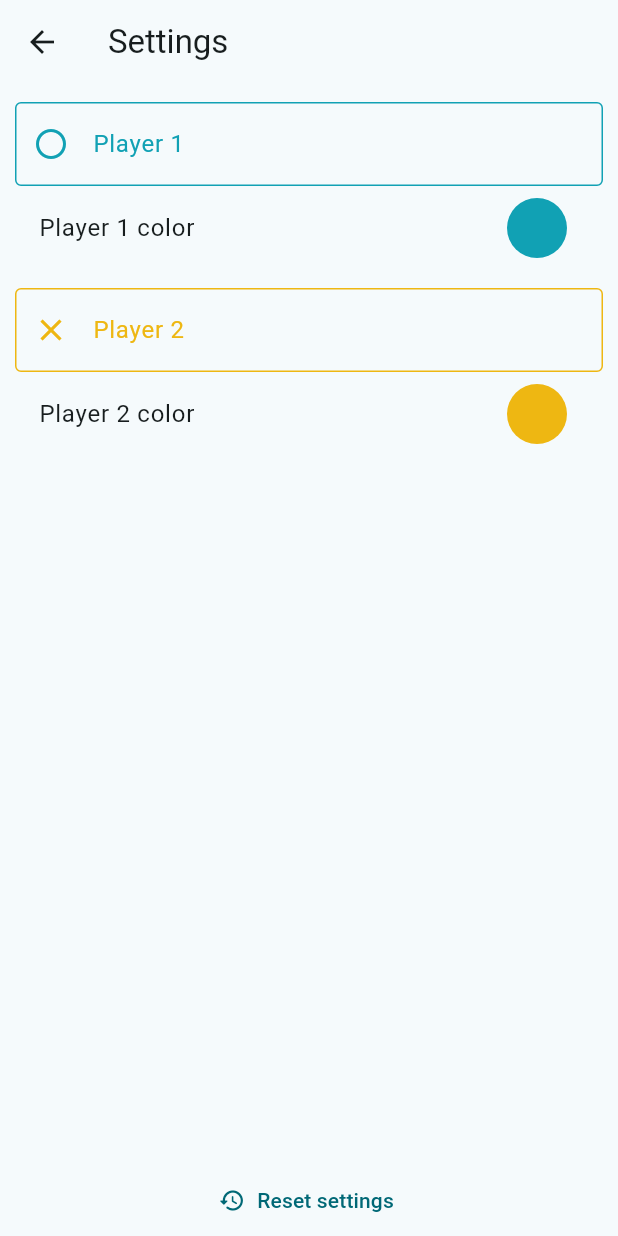
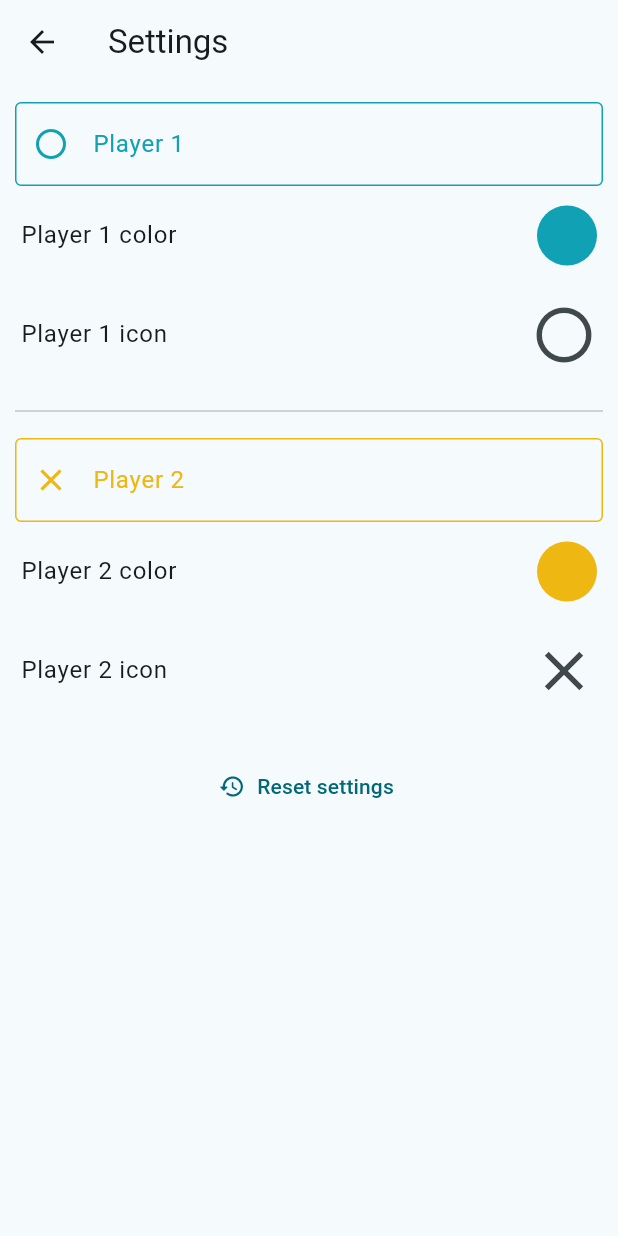
Before and after one commit to box-bm/Minimal-tic-tac-toe, a Flutter app: the Settings screen opened by its route, on a phone screen of 412 x 824 dp. Run offline on Flutter 3.47's test engine with Material 2 defaults, Android fonts, the phone set to English and light mode, and no system bars; our stand-ins replace animated_text_kit, bloc, equatable, flutter_bloc, flutter_colorpicker, hydrated_bloc.

Commit message:
changed player settings to indivisual widget

```diff
--- a/lib/repository/available_icons.dart
+++ b/lib/repository/available_icons.dart
@@ -1,8 +1,8 @@
 import 'package:tik_tak_toe/common.dart';
 
 List<IconData> icons = [
+  Icons.circle_outlined,
   Icons.close_outlined,
-  Icons.circle_outlined,
   Icons.square_outlined,
   Icons.panorama_wide_angle_outlined,
   Icons.bluetooth,
--- a/lib/screens/presentation.dart
+++ b/lib/screens/presentation.dart
@@ -1,9 +1,10 @@
+import 'package:tik_tak_toe/bloc/players/players_bloc.dart';
 import 'package:tik_tak_toe/common.dart';
 import 'package:flutter_bloc/flutter_bloc.dart';
 import 'package:tik_tak_toe/bloc/tik_tak_toe/tik_tak_toe_bloc.dart';
 import 'package:tik_tak_toe/screens/settings.dart';
 import 'package:tik_tak_toe/screens/tik_tak_toe.dart';
-import 'package:tik_tak_toe/widgets/players_form.dart';
+import 'package:tik_tak_toe/widgets/player_input.dart';
 
 class Presentation extends StatelessWidget {
   static String route = "presentation";
@@ -26,10 +27,21 @@ class Presentation extends StatelessWidget {
               const Spacer(
                 flex: 2,
               ),
-              const PlayersForm(),
+              BlocBuilder<PlayersBloc, PlayersState>(
+                builder: (context, state) {
+                  return Column(
+                    children: [
+                      PlayerInput(player: state.player1, playerNumber: 1),
+                      const SizedBox(height: 10),
+                      PlayerInput(player: state.player2, playerNumber: 2),
+                    ],
+                  );
+                },
+              ),
               const SizedBox(height: 10),
               ElevatedButton(
-                  onPressed: () => play(context), child: Text(S.of(context).play)),
+                  onPressed: () => play(context),
+                  child: Text(S.of(context).play)),
               const Spacer(),
               Row(
                 children: [
--- a/lib/screens/settings.dart
+++ b/lib/screens/settings.dart
@@ -1,24 +1,37 @@
 import 'package:tik_tak_toe/common.dart';
 import 'package:flutter_bloc/flutter_bloc.dart';
 import 'package:tik_tak_toe/bloc/players/players_bloc.dart';
-import 'package:tik_tak_toe/widgets/players_form.dart';
+import 'package:tik_tak_toe/widgets/player_setting.dart';
 
 class Settings extends StatelessWidget {
   static String route = "/settings";
+
   const Settings({super.key});
 
   @override
   Widget build(BuildContext context) {
     return Scaffold(
       appBar: AppBar(title: Text(S.of(context).settings)),
-        body: SafeArea(
+      body: SingleChildScrollView(
+          child: SafeArea(
               minimum: const EdgeInsets.only(left: 10, right: 10, top: 12),
               child: Column(
+                crossAxisAlignment: CrossAxisAlignment.stretch,
                 children: [
-                const PlayersForm(
-                  hideColorPicker: false,
+                  BlocBuilder<PlayersBloc, PlayersState>(
+                    builder: (context, state) {
+                      return Column(
+                        children: [
+                          PlayerSetting(playerNumber: 1, player: state.player1),
+                          const Padding(
+                              padding: EdgeInsets.symmetric(vertical: 10),
+                              child: Divider()),
+                          PlayerSetting(playerNumber: 2, player: state.player2),
+                        ],
+                      );
+                    },
                   ),
-                const Spacer(),
+                  const SizedBox(height: 20),
                   TextButton.icon(
                       onPressed: () {
                         context.read<PlayersBloc>().add(ResetChanges());
@@ -26,6 +39,7 @@ class Settings extends StatelessWidget {
                       icon: const Icon(Icons.restore_rounded),
                       label: Text(S.of(context).resetSettings))
                 ],
-            )));
+              ))),
+    );
   }
 }
--- a/lib/widgets/player_color_picker.dart
+++ b/lib/widgets/player_color_picker.dart
@@ -56,8 +56,10 @@ class _PlayerColorPickerState extends State<PlayerColorPicker> {
   @override
   Widget build(BuildContext context) {
     return ListTile(
-        title: Text(
-             S.of(context).colorOf(widget.player.playerName.isEmpty ? S.of(context).player(widget.playerNumber) : widget.player.playerName)),
+        contentPadding: const EdgeInsets.symmetric(vertical: 5, horizontal: 4),
+        title: Text(S.of(context).colorOf(widget.player.playerName.isEmpty
+            ? S.of(context).player(widget.playerNumber)
+            : widget.player.playerName)),
         trailing: InkWell(
           borderRadius: BorderRadius.circular(100),
           onTap: () => showColorPicker(widget.player.color),
--- /dev/null
+++ b/lib/widgets/player_icon_picker.dart
@@ -0,0 +1,34 @@
+import 'package:tik_tak_toe/common.dart';
+import 'package:flutter_bloc/flutter_bloc.dart';
+import 'package:flutter_colorpicker/flutter_colorpicker.dart';
+import 'package:tik_tak_toe/bloc/players/players_bloc.dart';
+import 'package:tik_tak_toe/models/player.dart';
+import 'package:tik_tak_toe/screens/icon_selection.dart';
+
+class PlayerIconPicker extends StatelessWidget {
+  final Player player;
+  final int playerNumber;
+  static String route = "/settings";
+
+  const PlayerIconPicker(
+      {super.key, required this.player, required this.playerNumber});
+
+  void navigate(BuildContext context) {
+    Navigator.pushNamed(context, IconSelection.route, arguments: playerNumber);
+  }
+
+  @override
+  Widget build(BuildContext context) {
+    return ListTile(
+        onTap: () => navigate(context),
+        contentPadding: const EdgeInsets.symmetric(vertical: 5, horizontal: 4),
+        title: Text(S.of(context).iconOf(player.playerName.isEmpty
+            ? S.of(context).player(playerNumber)
+            : player.playerName)),
+        trailing: InkWell(
+          borderRadius: BorderRadius.circular(100),
+          onTap: () => navigate(context),
+          child: Icon(player.iconData, size: 44),
+        ));
+  }
+}
--- /dev/null
+++ b/lib/widgets/player_input.dart
@@ -0,0 +1,66 @@
+import 'package:flutter_bloc/flutter_bloc.dart';
+import 'package:tik_tak_toe/bloc/players/players_bloc.dart';
+import 'package:tik_tak_toe/common.dart';
+import 'package:tik_tak_toe/models/player.dart';
+import 'package:tik_tak_toe/screens/icon_selection.dart';
+
+class PlayerInput extends StatefulWidget {
+  final Player player;
+  final int playerNumber;
+
+  const PlayerInput(
+      {required this.player, required this.playerNumber, super.key});
+
+  @override
+  State<PlayerInput> createState() => _PlayerInputState();
+}
+
+class _PlayerInputState extends State<PlayerInput> {
+  TextEditingController playerInputController = TextEditingController();
+
+  @override
+  void initState() {
+    playerInputController.text = widget.player.playerName;
+    super.initState();
+  }
+
+  void clear() {
+    context
+        .read<PlayersBloc>()
+        .add(ChangePlayerName(playerNumber: widget.playerNumber, name: ""));
+    playerInputController.text = "";
+  }
+
+  void changeValue(String value) {
+    context
+        .read<PlayersBloc>()
+        .add(ChangePlayerName(playerNumber: widget.playerNumber, name: value));
+  }
+
+  @override
+  Widget build(BuildContext context) {
+    return TextField(
+      controller: playerInputController,
+      onChanged: (value) => changeValue(value),
+      decoration: InputDecoration(
+          prefixIcon: IconButton(
+              onPressed: () {
+                Navigator.pushNamed(context, IconSelection.route,
+                    arguments: widget.playerNumber);
+              },
+              icon: Icon(widget.player.iconData)),
+          prefixIconColor: widget.player.color,
+          suffixIcon: Visibility(
+              visible: playerInputController.text.isNotEmpty,
+              child: IconButton(
+                  padding: EdgeInsets.zero,
+                  onPressed: clear,
+                  icon: const Icon(Icons.close))),
+          enabledBorder: OutlineInputBorder(
+              borderSide: BorderSide(color: widget.player.color)),
+          labelStyle: TextStyle(color: widget.player.color),
+          labelText: S.of(context).player(widget.playerNumber),
+          hintText: S.of(context).player(widget.playerNumber)),
+    );
+  }
+}
--- /dev/null
+++ b/lib/widgets/player_setting.dart
@@ -0,0 +1,36 @@
+import 'package:tik_tak_toe/common.dart';
+import 'package:tik_tak_toe/models/player.dart';
+import 'package:tik_tak_toe/widgets/player_color_picker.dart';
+import 'package:tik_tak_toe/widgets/player_icon_picker.dart';
+import 'package:tik_tak_toe/widgets/player_input.dart';
+
+class PlayerSetting extends StatelessWidget {
+  final Player player;
+  final int playerNumber;
+  final bool hideColorPicker;
+  final bool hideIconPicker;
+
+  const PlayerSetting(
+      {super.key,
+      required this.playerNumber,
+      required this.player,
+      this.hideColorPicker = false,
+      this.hideIconPicker = false});
+
+  @override
+  Widget build(BuildContext context) {
+    return Column(
+      children: [
+        PlayerInput(player: player, playerNumber: playerNumber),
+        Visibility(
+            visible: !hideColorPicker,
+            child:
+                PlayerColorPicker(player: player, playerNumber: playerNumber)),
+        Visibility(
+            visible: !hideIconPicker,
+            child:
+                PlayerIconPicker(player: player, playerNumber: playerNumber)),
+      ],
+    );
+  }
+}
--- a/lib/widgets/players_form.dart
+++ /dev/null
@@ -1,128 +0,0 @@
-import 'package:tik_tak_toe/common.dart';
-import 'package:flutter_bloc/flutter_bloc.dart';
-import 'package:tik_tak_toe/bloc/players/players_bloc.dart';
-import 'package:tik_tak_toe/screens/icon_selection.dart';
-import 'package:tik_tak_toe/widgets/player_color_picker.dart';
-
-class PlayersForm extends StatefulWidget {
-  final bool hideColorPicker;
-  const PlayersForm({super.key, this.hideColorPicker = true});
-
-  @override
-  State<PlayersForm> createState() => _PlayersFormState();
-}
-
-class _PlayersFormState extends State<PlayersForm> {
-  TextEditingController player1Input = TextEditingController();
-  TextEditingController player2Input = TextEditingController();
-
-  @override
-  void initState() {
-    player1Input.text = context.read<PlayersBloc>().state.player1.playerName;
-    player2Input.text = context.read<PlayersBloc>().state.player2.playerName;
-    super.initState();
-  }
-
-  void clear(int playerNumber) {
-    context
-        .read<PlayersBloc>()
-        .add(ChangePlayerName(playerNumber: playerNumber, name: ""));
-    if (playerNumber == 1) {
-      player1Input.text = "";
-    } else {
-      player2Input.text = "";
-    }
-  }
-
-  void changeValue(int playerNumber, String value) {
-    context
-        .read<PlayersBloc>()
-        .add(ChangePlayerName(playerNumber: playerNumber, name: value));
-  }
-
-  @override
-  Widget build(BuildContext context) {
-    return BlocBuilder<PlayersBloc, PlayersState>(
-        buildWhen: (previous, current) => true,
-        builder: (context, state) => Column(
-              crossAxisAlignment: CrossAxisAlignment.stretch,
-              children: [
-                TextField(
-                  controller: player1Input,
-                  onChanged: (value) => changeValue(1, value),
-                  decoration: InputDecoration(
-                      prefixIcon: IconButton(
-                          onPressed: () {
-                            Navigator.pushNamed(context, IconSelection.route,
-                                arguments: 1);
-                          },
-                          icon: Icon(state.player1.iconData)),
-                      prefixIconColor:
-                          context.read<PlayersBloc>().state.player1.color,
-                      suffixIcon: Visibility(
-                          visible: player1Input.text.isNotEmpty,
-                          child: IconButton(
-                              padding: EdgeInsets.zero,
-                              onPressed: () => clear(1),
-                              icon: const Icon(Icons.close))),
-                      enabledBorder: OutlineInputBorder(
-                          borderSide: BorderSide(
-                              color: context
-                                  .read<PlayersBloc>()
-                                  .state
-                                  .player1
-                                  .color)),
-                      labelStyle: TextStyle(
-                          color:
-                              context.read<PlayersBloc>().state.player1.color),
-                      labelText: S.of(context).player(1),
-                      hintText: S.of(context).player(1)),
-                ),
-                Visibility(
-                    visible: !widget.hideColorPicker,
-                    child: PlayerColorPicker(
-                      player: state.player1,
-                      playerNumber: 1,
-                    )),
-                const SizedBox(height: 12),
-                TextField(
-                  controller: player2Input,
-                  onChanged: (value) => changeValue(2, value),
-                  decoration: InputDecoration(
-                      prefixIcon: IconButton(
-                          onPressed: () {
-                            Navigator.pushNamed(context, IconSelection.route,
-                                arguments: 2);
-                          },
-                          icon: Icon(state.player2.iconData)),
-                      prefixIconColor:
-                          context.read<PlayersBloc>().state.player2.color,
-                      suffixIcon: Visibility(
-                          visible: player2Input.text.isNotEmpty,
-                          child: IconButton(
-                              padding: EdgeInsets.zero,
-                              onPressed: () => clear(2),
-                              icon: const Icon(Icons.close))),
-                      enabledBorder: OutlineInputBorder(
-                          borderSide: BorderSide(
-                              color: context
-                                  .read<PlayersBloc>()
-                                  .state
-                                  .player2
-                                  .color)),
-                      labelStyle: TextStyle(
-                          color:
-                              context.read<PlayersBloc>().state.player2.color),
-                      labelText: S.of(context).player(2),
-                      hintText: S.of(context).player(2)),
-                ),
-                Visibility(
-                    visible: !widget.hideColorPicker,
-                    child: PlayerColorPicker(
-                      player: state.player2,
-                      playerNumber: 2,
-                    )),
-              ],
-            ));
-  }
-}
```
Lines whose indentation alone changed are shown as unchanged.
